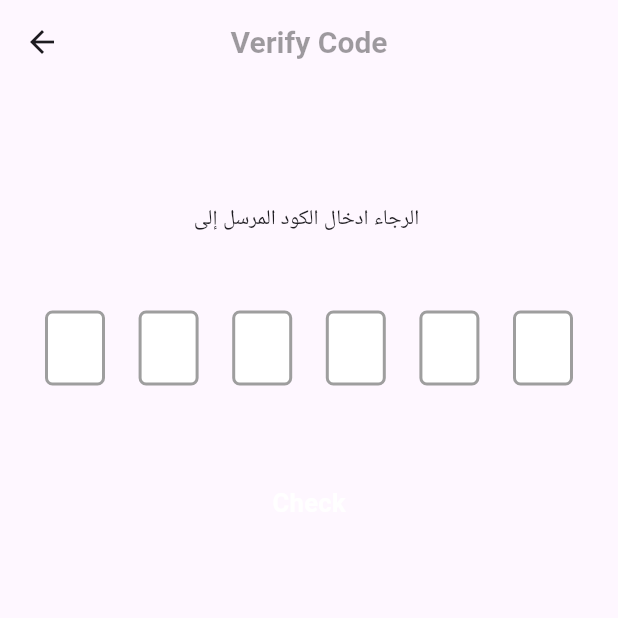
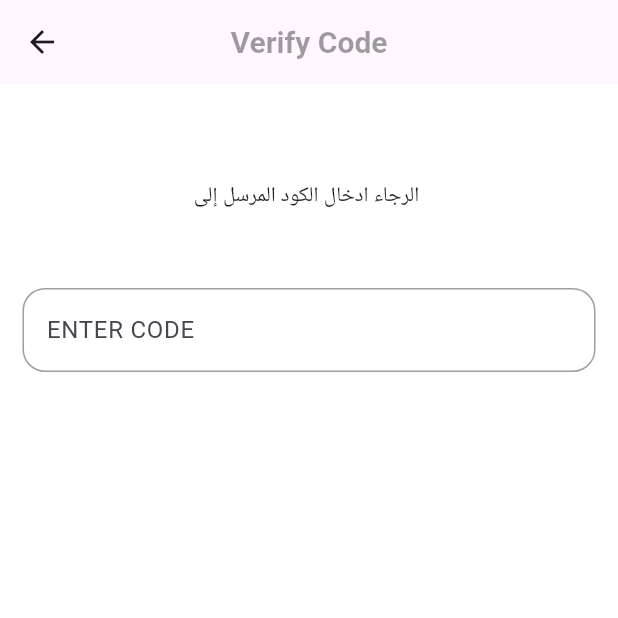
Before and after one commit to Mohamed-Alaa90/e_commerce, a Flutter app: the VerifyCodePage screen opened directly with empty values, on a phone screen of 412 x 824 dp, the top half of it. Run offline on Flutter 3.47's test engine with Material 3 defaults, Android fonts, the phone set to English and light mode, and no system bars; drawn by our look-alikes of pin_code_fields; our stand-ins replace dio, flutter_bloc, flutter_screenutil, get_it, shared_preferences; missing offline and left inert: animated_button; accounts and stored records are empty; statements that could not run were skipped.

Commit message:
resetPassword save token

```diff
--- a/lib/core/api/end_points.dart
+++ b/lib/core/api/end_points.dart
@@ -6,7 +6,7 @@ class EndPoints {
   static const String verifyResetCode = 'auth/verifyResetCode';
   static const String changeMyPassword = 'users/changeMyPassword';
   static const String resetPassword = 'auth/resetPassword';
-  static const String users = 'users';
+  static const String allUsers = 'users';
   static const String verifyToken = 'auth/verifyToken';
   static const String updateMe = 'users/updateMe/';
 }
@@ -17,4 +17,10 @@ class ApiKeys {
   static String password = 'password';
   static String rePassword = 'rePassword';
   static String phone = 'phone';
+  static String resetCode = 'resetCode';
+  static String newPassword = 'newPassword';
 }
+
+class CacheKeys {
+  static const token = 'token';
+}
--- a/lib/core/utils/auth_controllers.dart
+++ b/lib/core/utils/auth_controllers.dart
@@ -18,6 +18,9 @@ class AuthControllers {
       TextEditingController();
 
   final TextEditingController verifyCodeController = TextEditingController();
+  final GlobalKey<FormState> verifyCodeFormKey = GlobalKey();
+
+  final TextEditingController newPasswordController = TextEditingController();
 
   void clear() {
     registerEmailController.clear();
@@ -27,5 +30,7 @@ class AuthControllers {
     registerRePasswordController.clear();
     loginPasswordController.clear();
     loginEmailController.clear();
+    verifyCodeController.clear();
+    newPasswordController.clear();
   }
 }
--- /dev/null
+++ b/lib/core/utils/shared_prefs_helper.dart
@@ -0,0 +1,24 @@
+import 'package:shared_preferences/shared_preferences.dart';
+
+class SharedPrefsHelper {
+  static late SharedPreferences sharedPref;
+
+  static Future<void> cacheInitialization() async {
+    sharedPref = await SharedPreferences.getInstance();
+  }
+
+  static Future<bool> insertToCache({
+    required String key,
+    required String value,
+  }) async {
+    return await sharedPref.setString(key, value);
+  }
+
+  static String? getCacheData({required String key}) {
+    return sharedPref.getString(key);
+  }
+
+  static Future<bool> deleteCacheItem({required String key}) async {
+    return await sharedPref.remove(key);
+  }
+}
--- a/lib/screens/auth/cubit/auth_state.dart
+++ b/lib/screens/auth/cubit/auth_state.dart
@@ -18,6 +18,7 @@ class ErrorAuthState extends AuthState {
   ErrorAuthState({required this.errorMessage});
 }
 
+/// sendCode
 class AuthCodeSentSuccess extends AuthState {}
 
 class AuthCodeSentError extends AuthState {
@@ -27,6 +28,7 @@ class AuthCodeSentError extends AuthState {
 
 class AuthCodeSentLoading extends AuthState {}
 
+/// VerifyResetCode
 class VerifyResetCodeSuccess extends AuthState {}
 
 class VerifyResetCodeError extends AuthState {
@@ -35,3 +37,14 @@ class VerifyResetCodeError extends AuthState {
 }
 
 class VerifyResetCodeLoading extends AuthState {}
+
+/// resetPassword
+class ResetPasswordSuccess extends AuthState {}
+
+class ResetPasswordError extends AuthState {
+  final String errorMessage;
+
+  ResetPasswordError({required this.errorMessage});
+}
+
+class ResetPasswordLoading extends AuthState {}
--- a/lib/screens/auth/forgot_password/verify_code_page.dart
+++ b/lib/screens/auth/forgot_password/verify_code_page.dart
@@ -1,11 +1,11 @@
 import 'package:e_commerce/screens/auth/cubit/auth_cubit.dart';
 import 'package:e_commerce/screens/auth/cubit/auth_state.dart';
+import 'package:e_commerce/screens/auth/forgot_password/reset_password.dart';
 import 'package:e_commerce/service_locator.dart';
 import 'package:e_commerce/widget/my_bottom.dart';
 import 'package:e_commerce/widget/my_text_form_field.dart';
 import 'package:flutter/material.dart';
 import 'package:flutter_bloc/flutter_bloc.dart';
-import 'package:pin_code_fields/pin_code_fields.dart';
 
 class VerifyCodePage extends StatelessWidget {
   const VerifyCodePage({super.key});
@@ -19,7 +19,9 @@ class VerifyCodePage extends StatelessWidget {
       value: getIt<AuthCubit>(),
       child: BlocConsumer<AuthCubit, AuthState>(
         builder: (context, state) {
+          final cubit = context.read<AuthCubit>();
           return Scaffold(
+            backgroundColor: Colors.white,
             appBar: AppBar(
               title: const Text(
                 'Verify Code',
@@ -31,59 +33,98 @@ class VerifyCodePage extends StatelessWidget {
               ),
               centerTitle: true,
             ),
-            body: Center(
+            body: Stack(
+              children: [
+                SingleChildScrollView(
+                  child: Form(
+                    key: cubit.authControllers.verifyCodeFormKey,
                     child: Padding(
-                padding: const EdgeInsets.all(30.0),
+                      padding: const EdgeInsets.all(15.0),
                       child: Column(
                         children: [
                           //
                           const SizedBox(height: 50),
                           Text('الرجاء ادخال الكود المرسل إلى $email'),
                           const SizedBox(height: 50),
-                    PinCodeTextField(
-                      appContext: context,
-                      length: 6,
-                      obscureText: false,
-                      animationType: AnimationType.fade,
-                      pinTheme: PinTheme(
-                        shape: PinCodeFieldShape.box,
-                        borderRadius: BorderRadius.circular(5),
-                        fieldHeight: 50,
-                        fieldWidth: 40,
-                        activeFillColor: Colors.white,
-                        selectedFillColor: Colors.white,
-                        inactiveFillColor: Colors.white,
-                        activeColor: Colors.blue,
-                        selectedColor: Colors.blue,
-                        inactiveColor: Colors.grey,
-                      ),
-                      animationDuration: const Duration(milliseconds: 300),
-                      backgroundColor: Colors.transparent,
-                      enableActiveFill: true,
+                          MyTextFormField(
+                            hintText: 'ENTER CODE',
                             controller:
-                          context
-                              .read<AuthCubit>()
-                              .authControllers
-                              .verifyCodeController,
+                                cubit.authControllers.verifyCodeController,
                             keyboardType: TextInputType.number,
-                      onCompleted: (value) {
-                        // هنا تقدر تعمل check مباشرة بعد إدخال الكود
-                        print("Completed: $value");
-                      },
-                      onChanged: (value) {
-                        // تحديث الحالة لو عايز
+
+                            validator: (value) {
+                              if (value == null || value.isEmpty) {
+                                return 'الرجاء إدخال رمز التحقق';
+                              }
+
+                              if (!RegExp(r'^\d{6}$').hasMatch(value)) {
+                                return 'الرمز يجب أن يحتوي على أرقام فقط';
+                              }
+                              return null; // valid
                             },
                           ),
                           const SizedBox(height: 50),
-
-                    MyBottom(text: 'Check', onPressed: () {}),
+                          if (state is AuthCodeSentLoading)
+                            const Center(child: CircularProgressIndicator())
+                          else
+                            Center(
+                              child: MyBottom(
+                                text: 'Send',
+                                onPressed: () {
+                                  if (cubit
+                                      .authControllers
+                                      .verifyCodeFormKey
+                                      .currentState!
+                                      .validate()) {
+                                    cubit.verifyResetCode();
+                                  }
+                                },
+                                color: Colors.purple,
+                                borderRadius: 30,
+                                height: 50,
+                                width: 350,
+                              ),
+                            ),
                         ],
                       ),
                     ),
                   ),
+                ),
+                if (state is VerifyResetCodeLoading)
+                  Container(
+                    color: Colors.black.withOpacity(0.5),
+                    child: const Center(
+                      child: CircularProgressIndicator(color: Colors.white),
+                    ),
+                  ),
+              ],
+            ),
           );
         },
-        listener: (context, state) {},
+        listener: (context, state) {
+          if (state is VerifyResetCodeError) {
+            ScaffoldMessenger.of(
+              context,
+            ).showSnackBar(SnackBar(content: Text(state.errorMessage)));
+          }
+          if (state is VerifyResetCodeSuccess) {
+            ScaffoldMessenger.of(
+              context,
+            ).showSnackBar(const SnackBar(content: Text('Success')));
+            Navigator.pushNamedAndRemoveUntil(
+              context,
+              ResetPassword.route,
+              (route) => false,
+              arguments:
+                  context
+                      .read<AuthCubit>()
+                      .authControllers
+                      .forgotPasswordController
+                      .text
+                      .trim(),
+            );
+          }
+        },
       ),
     );
   }
--- a/pubspec.yaml
+++ b/pubspec.yaml
@@ -46,7 +46,8 @@ dependencies:
   dartz: ^0.10.1
   dio:
   lottie: ^3.3.1
-  pin_code_fields:
+  shared_preferences: ^2.5.3
+
 
 
 
```
Also changed, not shown: lib/main.dart (+6 -2 lines), lib/screens/auth/cubit/auth_cubit.dart (+44 -2 lines), lib/screens/auth/forgot_password/forgot_password_page.dart (+14 -12 lines), lib/screens/auth/forgot_password/reset_password.dart (added, +104 -0 lines), pubspec.lock, 1 other file. Lines whose indentation alone changed are shown as unchanged.
